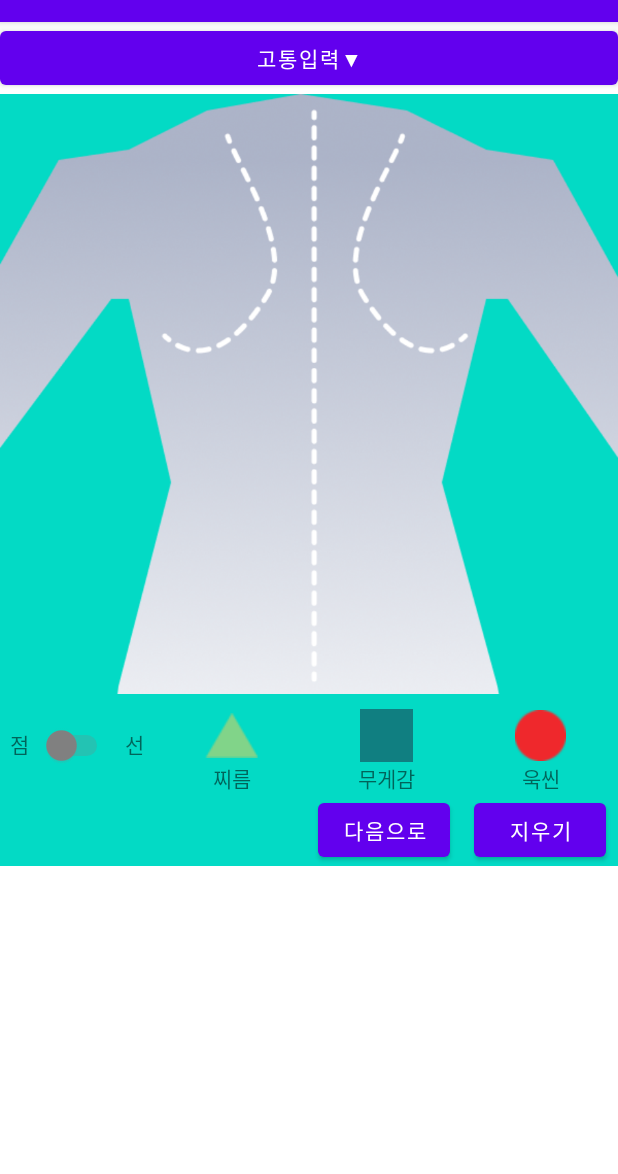
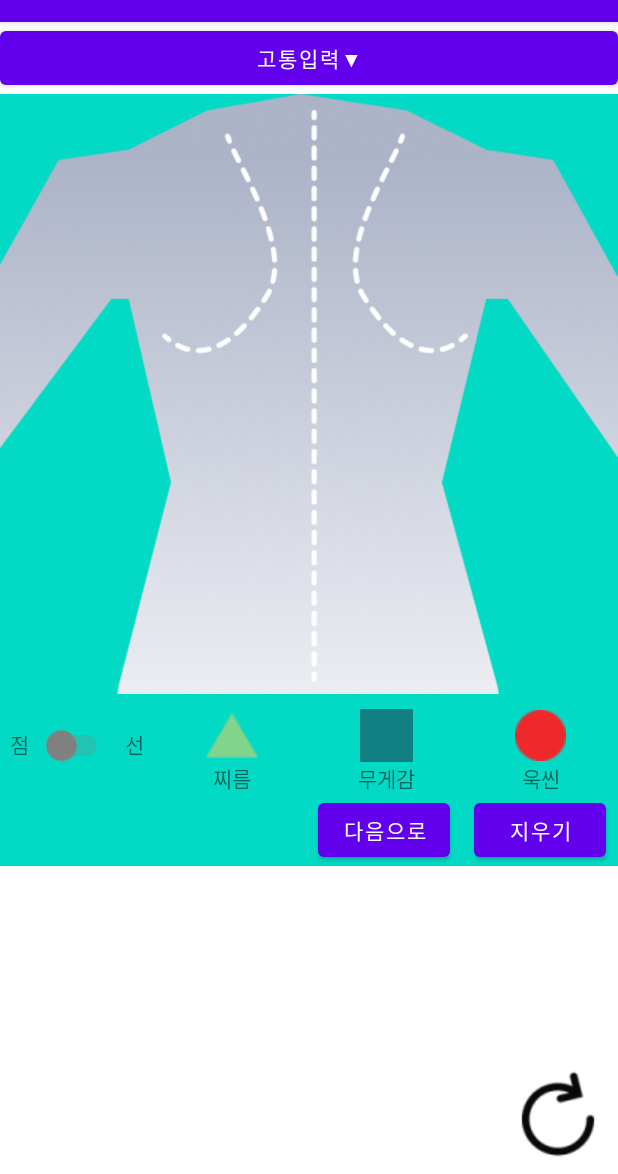
Before and after one commit to 2024-KMU-Mobile-Project-Health-Care/Main-Repo, an Android app: the PainGUI screen opened directly, with no data from a screen before it, on a phone screen of 412 x 824 dp, the part 62-1236 px from its top. Run offline under Robolectric (Android 15) with nearby library versions, the phone set to English and light mode, and no system bars.

Commit message:
add reload button

```diff
--- a/app/build.gradle.kts
+++ b/app/build.gradle.kts
@@ -59,6 +59,7 @@ dependencies {
     implementation(libs.material)
     implementation(libs.activity)
     implementation(libs.constraintlayout)
+    implementation(libs.swiperefreshlayout)
     testImplementation(libs.junit)
     androidTestImplementation(libs.ext.junit)
     androidTestImplementation(libs.espresso.core)
--- a/app/src/main/java/com/example/healthcareproject/PainGUI.java
+++ b/app/src/main/java/com/example/healthcareproject/PainGUI.java
@@ -19,6 +19,8 @@ import androidx.core.content.ContextCompat;
 import androidx.core.graphics.Insets;
 import androidx.core.view.ViewCompat;
 import androidx.core.view.WindowInsetsCompat;
+import androidx.swiperefreshlayout.widget.SwipeRefreshLayout;
+
 import android.os.Handler;
 import android.os.Looper;
 
@@ -54,6 +56,7 @@ public class PainGUI extends AppCompatActivity {
     ImageView imgPainIntensity;
     TextView txtPainIntensity;
     SeekBar seekBarPainIntensity;
+    private ImageButton btnReload;
 
     private String[] painDesc;
     private int[] painImages;
@@ -98,6 +101,7 @@ public class PainGUI extends AppCompatActivity {
         imgPainIntensity = findViewById(R.id.img_pain_intensity);
         txtPainIntensity = findViewById(R.id.txt_pain_intensity);
         seekBarPainIntensity = findViewById(R.id.seekbar_pain_intensity);
+        btnReload = findViewById(R.id.btn_reload);
 
         ViewCompat.setOnApplyWindowInsetsListener(findViewById(R.id.main), (v, insets) -> {
             Insets systemBars = insets.getInsets(WindowInsetsCompat.Type.systemBars());
@@ -237,7 +241,6 @@ public class PainGUI extends AppCompatActivity {
 
     private void loadAndShowPain(int painNum) {
         PainDatabaseHelper dbHelper = new PainDatabaseHelper(this);
-
         List<Map<String, String>> allPainInfo = dbHelper.getAllPainInfo();
 
         Collections.sort(allPainInfo, (pain1, pain2) -> {
@@ -252,7 +255,6 @@ public class PainGUI extends AppCompatActivity {
         for (int i = 0; i < dataCount; i++) {
             Map<String, String> painInfo = allPainInfo.get(i);
 
-            // 새로운 뷰 생성 및 데이터 설정
             View painDataView = getLayoutInflater().inflate(R.layout.pain_data_item, null);
             TextView locationText = painDataView.findViewById(R.id.txt_pain_location);
             TextView timeText = painDataView.findViewById(R.id.txt_pain_time);
@@ -264,7 +266,6 @@ public class PainGUI extends AppCompatActivity {
             typeText.setText(painInfo.get("painType"));
             intensityText.setText(painInfo.get("painIntensity"));
 
-            // 컨테이너에 추가
             painDataContainer.addView(painDataView);
         }
 
--- a/app/src/main/res/layout/activity_pain_gui.xml
+++ b/app/src/main/res/layout/activity_pain_gui.xml
@@ -1,14 +1,20 @@
 <?xml version="1.0" encoding="utf-8"?>
-<GridLayout
+
+<FrameLayout
     xmlns:android="http://schemas.android.com/apk/res/android"
     xmlns:app="http://schemas.android.com/apk/res-auto"
     xmlns:tools="http://schemas.android.com/tools"
+    android:layout_width="match_parent"
+    android:layout_height="match_parent"
+    android:orientation="vertical"
+    tools:context=".PainGUI">
+
+    <GridLayout
         android:id="@+id/main"
         android:layout_width="match_parent"
         android:layout_height="match_parent"
         android:columnCount="1"
-    android:rowCount="2"
-    tools:context=".PainGUI">
+        android:rowCount="2">
 
         <Button
             android:id="@+id/btn_pain_input"
@@ -220,5 +226,12 @@
                 </LinearLayout>
             </LinearLayout>
         </LinearLayout>
-
     </GridLayout>
+    <ImageButton
+        android:id="@+id/btn_reload"
+        android:layout_width="80dp"
+        android:layout_height="80dp"
+        android:src="@drawable/reload_icon"
+        android:layout_gravity="bottom|end"
+        android:background="?attr/selectableItemBackground"/>
+</FrameLayout>
--- a/gradle/libs.versions.toml
+++ b/gradle/libs.versions.toml
@@ -8,6 +8,7 @@ material = "1.12.0"
 activity = "1.9.3"
 constraintlayout = "2.1.4"
 retrofitVersion = "2.9.0"
+swiperefreshlayout = "1.1.0"
 
 [libraries]
 junit = { group = "junit", name = "junit", version.ref = "junit" }
@@ -19,6 +20,7 @@ activity = { group = "androidx.activity", name = "activity", version.ref = "acti
 constraintlayout = { group = "androidx.constraintlayout", name = "constraintlayout", version.ref = "constraintlayout" }
 retrofit2-converter-gson = { module = "com.squareup.retrofit2:converter-gson", version.ref = "retrofitVersion" }
 retrofit2-retrofit = { module = "com.squareup.retrofit2:retrofit", version.ref = "retrofitVersion" }
+swiperefreshlayout = { group = "androidx.swiperefreshlayout", name = "swiperefreshlayout", version.ref = "swiperefreshlayout" }
 
 [plugins]
 android-application = { id = "com.android.application", version.ref = "agp" }
```
Also changed, not shown: app/src/main/res/drawable/clock_simple_icon.png (added), app/src/main/res/drawable/reload_icon.png (added). Lines whose indentation alone changed are shown as unchanged.
